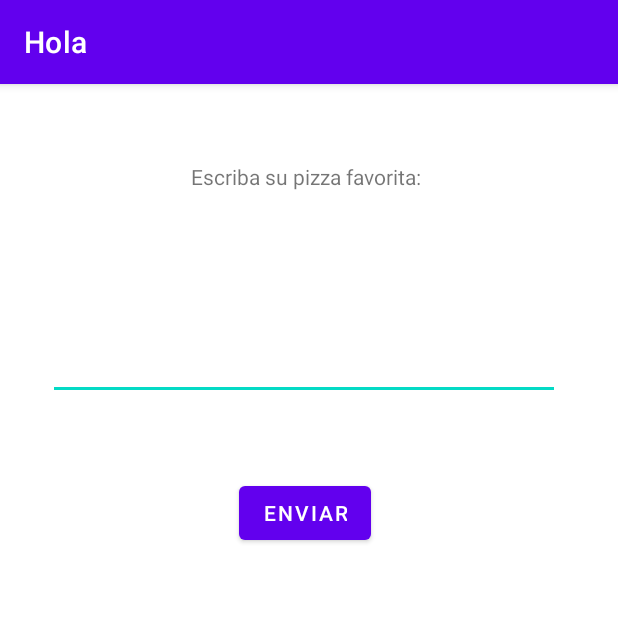
After one commit to MJ-Curtido/ACDAT-PruebaAndroid, an Android app: the LeerArchivos screen opened directly, with no data from a screen before it, on a phone screen of 412 x 824 dp, the top half of it. The commit adds this screen. Run offline under Robolectric (Android 15) with nearby library versions, the phone set to English and light mode, and no system bars.

Commit message:
V1-Archivo

```diff
--- a/app/src/main/AndroidManifest.xml
+++ b/app/src/main/AndroidManifest.xml
@@ -12,6 +12,13 @@
         android:supportsRtl="true"
         android:theme="@style/Theme.Hola"
         tools:targetApi="31">
+        <activity
+            android:name=".LeerArchivos"
+            android:exported="false">
+            <meta-data
+                android:name="android.app.lib_name"
+                android:value="" />
+        </activity>
         <activity
             android:name=".LayoutIntent"
             android:exported="false">
--- a/app/src/main/java/com/example/hola/Botones.java
+++ b/app/src/main/java/com/example/hola/Botones.java
@@ -45,7 +45,7 @@ public class Botones extends AppCompatActivity implements  View.OnClickListener{
         else {
             Intent i = new Intent(Botones.this, LayoutIntent.class);
 
-            String tamanyo = "Vaya paho pizza mpare";
+            String tamanyo = "";
             i.putExtra("tamanyoPizza", tamanyo);
 
             startActivity(i);
--- a/app/src/main/java/com/example/hola/Calculadora.java
+++ b/app/src/main/java/com/example/hola/Calculadora.java
@@ -6,7 +6,7 @@ import android.os.Bundle;
 import android.widget.EditText;
 import android.widget.TextView;
 
-import com.example.hola.calculadora.ListenerBotones;
+import com.example.hola.manejadorEventos.ListenerBotones;
 
 public class Calculadora extends AppCompatActivity {
 
--- a/app/src/main/java/com/example/hola/LayoutIntent.java
+++ b/app/src/main/java/com/example/hola/LayoutIntent.java
@@ -2,7 +2,9 @@ package com.example.hola;
 
 import androidx.appcompat.app.AppCompatActivity;
 
+import android.content.Context;
 import android.content.Intent;
+import android.content.SharedPreferences;
 import android.os.Bundle;
 import android.view.View;
 import android.widget.Button;
@@ -11,6 +13,7 @@ import android.widget.TextView;
 public class LayoutIntent extends AppCompatActivity implements  View.OnClickListener{
     private static Integer cont = 0;
     Bundle bundle;
+    SharedPreferences preferencias;
 
     @Override
     protected void onCreate(Bundle savedInstanceState) {
@@ -27,6 +30,10 @@ public class LayoutIntent extends AppCompatActivity implements  View.OnClickList
 
         btnContar.setOnClickListener(this);
         btnIntent2.setOnClickListener(this);
+
+        preferencias = getSharedPreferences("archivo", Context.MODE_PRIVATE);
+
+        txtTamanyo.setText(preferencias.getString("archivo", ""));
     }
 
     @Override
--- /dev/null
+++ b/app/src/main/java/com/example/hola/LeerArchivos.java
@@ -0,0 +1,37 @@
+package com.example.hola;
+
+import androidx.appcompat.app.AppCompatActivity;
+
+import android.content.Context;
+import android.content.SharedPreferences;
+import android.os.Bundle;
+import android.view.View;
+import android.widget.Button;
+import android.widget.EditText;
+
+public class LeerArchivos extends AppCompatActivity implements View.OnClickListener {
+    SharedPreferences preferencias;
+
+    @Override
+    protected void onCreate(Bundle savedInstanceState) {
+        super.onCreate(savedInstanceState);
+        setContentView(R.layout.activity_leer_archivos);
+
+        Button btnEnviar = findViewById(R.id.btnEnviar);
+
+        btnEnviar.setOnClickListener(this);
+
+        preferencias = getSharedPreferences ("archivo", Context.MODE_PRIVATE);
+    }
+
+    @Override
+    public void onClick(View view) {
+        EditText cajaTamanyo = findViewById(R.id.cajaTamanyo);
+
+        SharedPreferences.Editor editor=preferencias.edit();
+
+        editor.putString("archivo", cajaTamanyo.getText().toString());
+
+        editor.commit();
+    }
+}
--- a/app/src/main/java/com/example/hola/calculadora/ListenerBotones.java
+++ b/app/src/main/java/com/example/hola/manejadorEventos/ListenerBotones.java
@@ -1,9 +1,7 @@
-package com.example.hola.calculadora;
+package com.example.hola.manejadorEventos;
 
 import android.view.View;
 import android.widget.Button;
-import android.widget.EditText;
-import android.widget.TextView;
 
 import com.example.hola.Calculadora;
 import com.example.hola.R;
--- /dev/null
+++ b/app/src/main/res/layout/activity_leer_archivos.xml
@@ -0,0 +1,39 @@
+<?xml version="1.0" encoding="utf-8"?>
+<androidx.constraintlayout.widget.ConstraintLayout xmlns:android="http://schemas.android.com/apk/res/android"
+    xmlns:app="http://schemas.android.com/apk/res-auto"
+    xmlns:tools="http://schemas.android.com/tools"
+    android:layout_width="match_parent"
+    android:layout_height="match_parent"
+    tools:context=".LeerArchivos">
+
+    <EditText
+        android:id="@+id/cajaTamanyo"
+        android:layout_width="341dp"
+        android:layout_height="99dp"
+        android:layout_marginStart="32dp"
+        android:layout_marginTop="111dp"
+        android:ems="10"
+        android:inputType="textPersonName"
+        app:layout_constraintStart_toStartOf="parent"
+        app:layout_constraintTop_toTopOf="parent" />
+
+    <Button
+        android:id="@+id/btnEnviar"
+        android:layout_width="wrap_content"
+        android:layout_height="wrap_content"
+        android:layout_marginStart="159dp"
+        android:layout_marginTop="51dp"
+        android:text="@string/btnEnviar"
+        app:layout_constraintStart_toStartOf="parent"
+        app:layout_constraintTop_toBottomOf="@+id/cajaTamanyo" />
+
+    <TextView
+        android:id="@+id/lblInsertePizza"
+        android:layout_width="wrap_content"
+        android:layout_height="wrap_content"
+        android:layout_marginStart="127dp"
+        android:layout_marginTop="52dp"
+        android:text="@string/lblInsertePizza"
+        app:layout_constraintStart_toStartOf="parent"
+        app:layout_constraintTop_toTopOf="parent" />
+</androidx.constraintlayout.widget.ConstraintLayout>
--- a/app/src/main/res/values/strings.xml
+++ b/app/src/main/res/values/strings.xml
@@ -5,4 +5,6 @@
     <string name="btnSaludar2">Saludar2</string>
     <string name="btnIntent">Intent</string>
     <string name="btnContar">Pulsación: 0</string>
+    <string name="btnEnviar">Enviar</string>
+    <string name="lblInsertePizza">Escriba su pizza favorita:</string>
 </resources>
```
